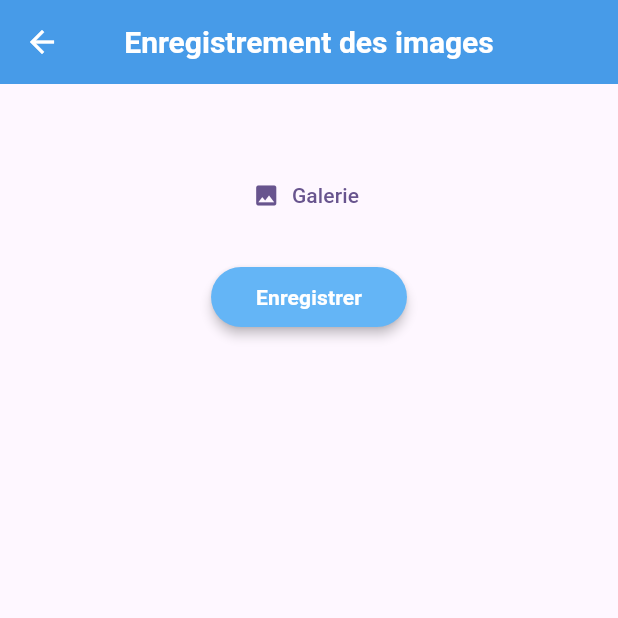
After one commit to SilvaProDev/gestion_du_patrimoine, a Flutter app: the ImageFormBien screen opened directly, on a phone screen of 412 x 824 dp, the top half of it. The commit adds this screen. Run offline on Flutter 3.47's test engine with Material 3 defaults, Android fonts, the phone set to English and light mode, and no system bars; our stand-ins replace badges, flutter_map, flutter_typeahead, font_awesome_flutter, geocoding, geolocator and 10 more; missing offline and left inert: flutter_barcode_scanner; accounts and stored records are empty; network calls fail.

Commit message:
mise en place de l imagerie du bien

```diff
--- a/lib/app/modules/dashbord/views/dashbord.dart
+++ b/lib/app/modules/dashbord/views/dashbord.dart
@@ -378,7 +378,8 @@ class _DashbordState extends State<Dashbord> {
                                                             ? const Color
                                                                 .fromARGB(
                                                                 255, 65, 3, 83)
-                                                            : Colors.blue[100]);
+                                                            : Colors.blue[100]
+                                              );
                                               },
                                             )
                                           : GridView.builder(
--- a/lib/app/modules/dashbord/views/widgets/my_drawer.dart
+++ b/lib/app/modules/dashbord/views/widgets/my_drawer.dart
@@ -45,15 +45,15 @@ class MyDrawer extends StatelessWidget {
                   label: 'Accueil',
                 ),
                 const TextIconButton(
-                  icon: Icons.shopping_cart,
+                  icon: Icons.done_sharp,
                   label: 'Traités',
                 ),
                 const TextIconButton(
-                  icon: Icons.wallet_giftcard,
+                  icon: Icons.do_not_disturb_outlined,
                   label: 'Non traités',
                 ),
                 const TextIconButton(
-                  icon: Icons.settings,
+                  icon: Icons.offline_bolt_sharp,
                   label: 'Hors delai',
                 ),
                 const Divider(
--- a/lib/app/modules/marche/views/widgets/detail_marche.dart
+++ b/lib/app/modules/marche/views/widgets/detail_marche.dart
@@ -98,7 +98,8 @@ class _DetailMarcheState extends State<DetailMarche> {
                               },
                             );
                     })
-                  : VideoMarche())
+                  : VideoMarche()
+                  )
         ],
       ),
       bottomNavigationBar: BottomNavigationBar(
--- a/lib/app/modules/suivi_matiere/controllers/inventaire_controller.dart
+++ b/lib/app/modules/suivi_matiere/controllers/inventaire_controller.dart
@@ -279,4 +279,6 @@ class InventaireController extends GetxController {
       isLoading.value = false;
     }
   }
+
+
 }
--- /dev/null
+++ b/lib/app/modules/suivi_matiere/models/image_bien.dart
@@ -0,0 +1,23 @@
+class ImageBienModel {
+  final String fichier;
+  final int articleId;
+  final int? stockArticleId;
+
+  ImageBienModel({
+    required this.fichier,
+    required this.articleId,
+     this.stockArticleId,
+  });
+
+ factory ImageBienModel.fromJson(Map<String, dynamic> json) {
+    return ImageBienModel(
+      fichier: json["fichier"] ?? "",
+      articleId: json['article_id'] is int
+          ? json['article_id']
+          : int.tryParse(json['article_id']?.toString() ?? "0") ?? 0, // Valeur par défaut 0
+      stockArticleId: json['stockarticle_id'] is int
+          ? json['stockarticle_id']
+          : int.tryParse(json['stockarticle_id']?.toString() ?? "0") ?? 0, // Valeur par défaut 0
+    );
+  }
+}
--- a/lib/app/modules/suivi_matiere/views/acceuil_suivi_matiere.dart
+++ b/lib/app/modules/suivi_matiere/views/acceuil_suivi_matiere.dart
@@ -1,5 +1,6 @@
 import 'package:flutter/material.dart';
 
+import '../../../layout/layout.dart';
 import 'inventaire/menu_inventaire_matiere.dart';
 import 'menu_suivi_matiere.dart';
 
@@ -46,10 +47,7 @@ class AccueilSuiviMatiere extends StatelessWidget {
                           ),
                           Text(
                             "SUIVI DES MATIERES",
-                            style: TextStyle(
-                                color: Colors.white70,
-                                fontWeight: FontWeight.bold,
-                                fontSize: 16),
+                            style: kHeading,
                           )
                         ],
                       ),
--- a/lib/app/modules/suivi_matiere/views/inventaire/suivi_matiere_inventaire_view.dart
+++ b/lib/app/modules/suivi_matiere/views/inventaire/suivi_matiere_inventaire_view.dart
@@ -1,5 +1,6 @@
 import 'package:flutter/material.dart';
 
+import '../../../../layout/layout.dart';
 import '../../../dashbord/views/widgets/liste_module.dart';
 import 'menu_inventaire_matiere.dart';
 
@@ -47,10 +48,7 @@ class SuiviMatiereInventaireView extends StatelessWidget {
                           ),
                           Text(
                             "INVENTAIRE",
-                            style: TextStyle(
-                                color: Colors.white,
-                                fontWeight: FontWeight.bold,
-                                fontSize: 16),
+                            style: kHeading,
                           )
                         ],
                       ),
--- /dev/null
+++ b/lib/app/modules/suivi_matiere/views/inventaire/widgets/form_bien_imagerie.dart
@@ -0,0 +1,179 @@
+import 'dart:io';
+
+import 'package:flutter/material.dart';
+import 'package:gestion_patrimoine_dcf/app/modules/marche/views/widgets/image_picker.dart';
+import 'package:get/get.dart';
+import 'package:google_fonts/google_fonts.dart';
+import 'package:image_picker/image_picker.dart';
+
+import '../../../../marche/controllers/image_controller.dart';
+import '../../../controllers/image_bien_controller.dart';
+
+
+class ImageFormBien extends StatefulWidget {
+  final int? articleId;
+  final int? stockArticleId;
+  ImageFormBien({super.key, this.articleId, this.stockArticleId});
+  @override
+  State<ImageFormBien> createState() => _ImageFormBienState();
+}
+
+class _ImageFormBienState extends State<ImageFormBien> {
+   File? _deviceImage;
+  final ImagePicker _picker = ImagePicker();
+  final TextEditingController _textController = TextEditingController();
+  final TextEditingController _urlController = TextEditingController();
+  final ImageBienController _imageBienController = Get.put(ImageBienController());
+
+  void updateUrlField(String url) {
+    setState(() {
+      _urlController.text = url;
+    });
+  }
+
+  @override
+  void dispose() {
+    _urlController.dispose();
+    _textController.dispose();
+    super.dispose();
+  }
+ Future<void> _pickImage(ImageSource source) async {
+    try {
+      final XFile? pickedFile = await _picker.pickImage(source: source);
+
+      if (pickedFile != null) {
+        setState(() {
+          _deviceImage = File(pickedFile.path);
+        });
+
+        // Simuler l'upload et récupérer une URL
+        final String url = await _imageBienController.uploadImage(_deviceImage!,
+            widget.articleId); // Remplace par l'URL réelle après upload
+        print((url));
+      }
+    } catch (e) {
+      ScaffoldMessenger.of(context).showSnackBar(
+        SnackBar(content: Text('Erreur lors de la sélection de l\'image')),
+      );
+    }
+  }
+
+  void _submitData() {
+    String commentaire = _textController.text;
+    // Tu peux maintenant envoyer `commentaire` via une API ou l'utiliser
+  }
+
+  @override
+  Widget build(BuildContext context) {
+    return Scaffold(
+      appBar: AppBar(
+          leading: IconButton(
+    icon: Icon(Icons.arrow_back_outlined, color: Colors.white,),
+    onPressed: () {
+      Navigator.of(context).pop(); // Retour à l'écran précédent
+    },
+  ),
+        centerTitle: true,
+        elevation: 8.5,
+        backgroundColor: Colors.blue[400],
+        title: Text(
+          'Enregistrement des images',
+          style: GoogleFonts.roboto(
+              fontWeight: FontWeight.bold, color: Colors.white, fontSize: 20),
+        ),
+      ),
+      body: SingleChildScrollView(
+        child: Column(
+
+          children: [
+            Container(height: 50,),
+            Row(
+          mainAxisAlignment: MainAxisAlignment.center,
+          children: <Widget>[
+            //  MarcheImagePicker(
+            //   updateUrl: updateUrlField,
+            //   marcheId: widget.marcheId,
+            // ),
+
+            TextButton.icon(
+              icon: const Icon(Icons.photo),
+              label: const Text('Galerie'),
+              onPressed: () =>   _imageBienController.selectMultipleImage(),
+            ),
+
+
+          ],
+        ),
+            // Row(
+            //   children: [
+            //     ElevatedButton(
+            //         onPressed: () {
+            //           _imageBienController.selectMultipleImage();
+            //         },
+            //         child: Text("Pick image")
+            //         ),
+            //     ElevatedButton(
+            //         onPressed: () {
+            //           _imageBienController.uploadImages(widget.marcheId);
+            //         },
+            //         child: Text("Upload")),
+            //   ],
+            // ),
+           Obx(() {
+            return _imageBienController.selectFileCount.value > 0
+                ? Container(
+                  padding: EdgeInsets.all(20),
+                  child: SizedBox(
+
+                      height: 300, // Taille fixe pour éviter les erreurs
+                      child: GridView.builder(
+                        shrinkWrap: true,
+                        physics: const NeverScrollableScrollPhysics(),
+                        gridDelegate: const SliverGridDelegateWithFixedCrossAxisCount(
+                          crossAxisCount: 3,
+                          crossAxisSpacing: 10,
+                          mainAxisSpacing: 10,
+                        ),
+                        itemCount: _imageBienController.selectFileCount.value,
+                        itemBuilder: (context, index) {
+                          return ClipRRect(
+                            borderRadius: BorderRadius.circular(8),
+                            child: Image.file(
+                              File(_imageBienController.listeImagePath![index]),
+                              width: 100,
+                              height: 100,
+                              fit: BoxFit.cover,
+                            ),
+                          );
+                        },
+                      ),
+                    ),
+                )
+                : const SizedBox();
+          }),
+            SizedBox(
+              height: 20,
+            ),
+            ElevatedButton(
+              onPressed: () async {
+                _imageBienController.uploadImages(
+                  widget.articleId, widget.stockArticleId
+                  );
+              },
+              style: ElevatedButton.styleFrom(
+                  elevation: 3,
+                  backgroundColor: Colors.blue[300],
+                  padding:
+                      EdgeInsets.symmetric(horizontal: 30.0, vertical: 10)),
+              child: Text(
+                "Enregistrer",
+                style:
+                    TextStyle(color: Colors.white, fontWeight: FontWeight.bold),
+              ),
+            ),
+          ],
+        ),
+      ),
+    );
+  }
+}
--- a/lib/app/modules/suivi_matiere/views/inventaire/widgets/liste_bien.dart
+++ b/lib/app/modules/suivi_matiere/views/inventaire/widgets/liste_bien.dart
@@ -72,7 +72,8 @@ class InfoBien extends StatelessWidget {
                           Get.to(DetailBien(), arguments: {
                             'bienId': bien.id,
                             'libelleBien': bien.libelleBien,
-                            'numeroSerie': bien.numeroSerie
+                            'numeroSerie': bien.numeroSerie,
+                            'articleId': bien.articleId
                           });
                         },
                         child: const Icon(Icons.image),
```
Also changed, not shown: lib/app/modules/dashbord/views/carousel_page.dart (+48 -32 lines), lib/app/modules/suivi_matiere/controllers/image_bien_controller.dart (added, +167 -0 lines), lib/app/modules/suivi_matiere/views/inventaire/menu_inventaire_matiere.dart (+18 -4 lines), lib/app/modules/suivi_matiere/views/inventaire/widgets/detail_bien.dart (+59 -61 lines), lib/app/modules/suivi_matiere/views/inventaire/widgets/image_bien.dart (added, +45 -0 lines), lib/app/modules/suivi_matiere/views/inventaire/widgets/upload_image_bien.dart (added, +48 -0 lines).
